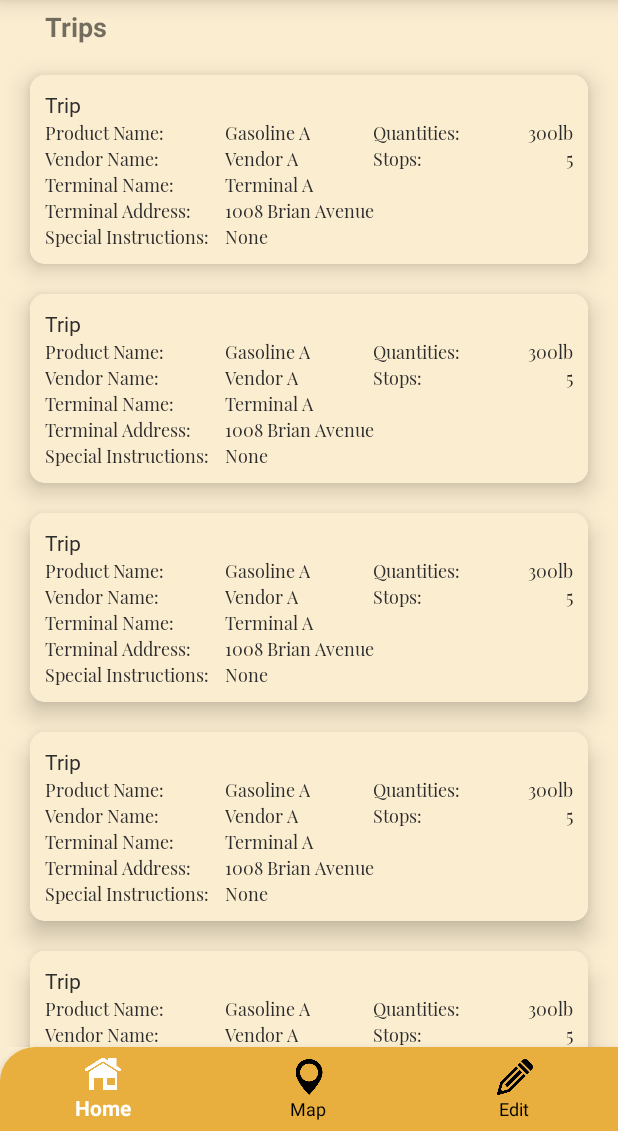
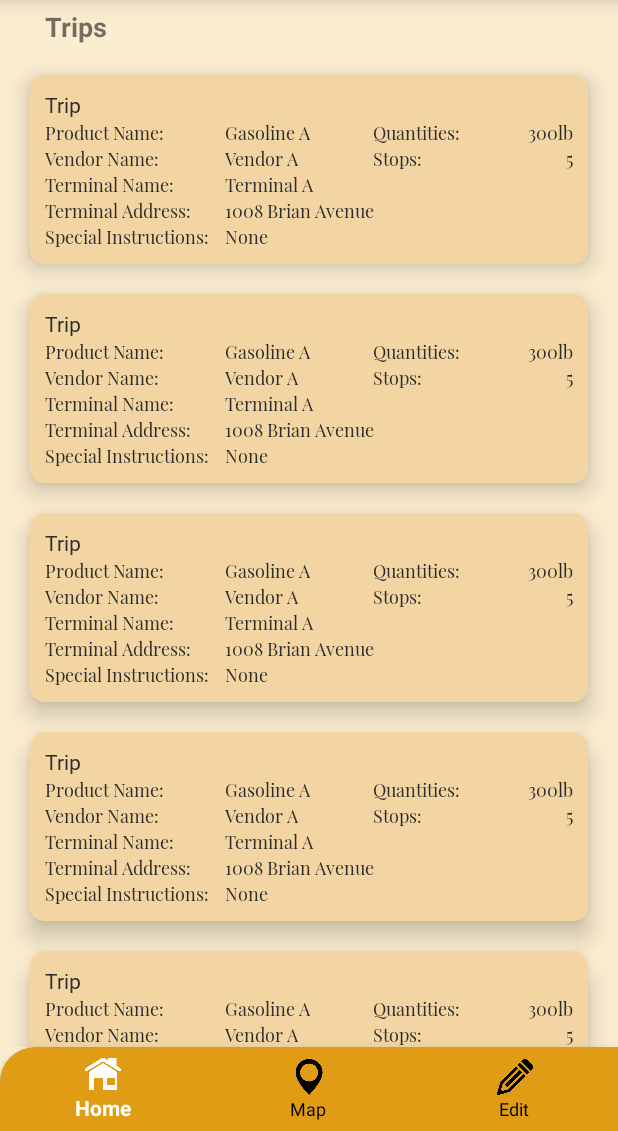
Before and after one commit to Vdhakal/git-set-code, an Android app: the screen it shows after launch (LandingActivity), on a phone screen of 412 x 824 dp, the part 105-1236 px from its top. Run offline under Robolectric (Android 15) with nearby library versions, the phone set to English and light mode, and no system bars; our stand-ins replace navigation-ui.

Commit message:
tirp_format_done

```diff
--- a/app/src/main/res/drawable/bottom_navigation_corners.xml
+++ b/app/src/main/res/drawable/bottom_navigation_corners.xml
@@ -1,6 +1,6 @@
 <?xml version="1.0" encoding="utf-8"?>
 <shape xmlns:android="http://schemas.android.com/apk/res/android" android:shape="rectangle">
-<solid android:color="#E8AF3E"/>
+<solid android:color="#E09C15"/>
 <corners android:topLeftRadius="23dp"
     android:topRightRadius="0dp"/>
 </shape>
--- a/app/src/main/res/layout/trip_item.xml
+++ b/app/src/main/res/layout/trip_item.xml
@@ -11,7 +11,7 @@
         android:layout_width="match_parent"
         android:layout_height="wrap_content"
         android:padding="10dp"
-        android:background="@color/background_orange">
+        android:background="@color/trip_card">
 
         <TextView
             android:id="@+id/title"
```
